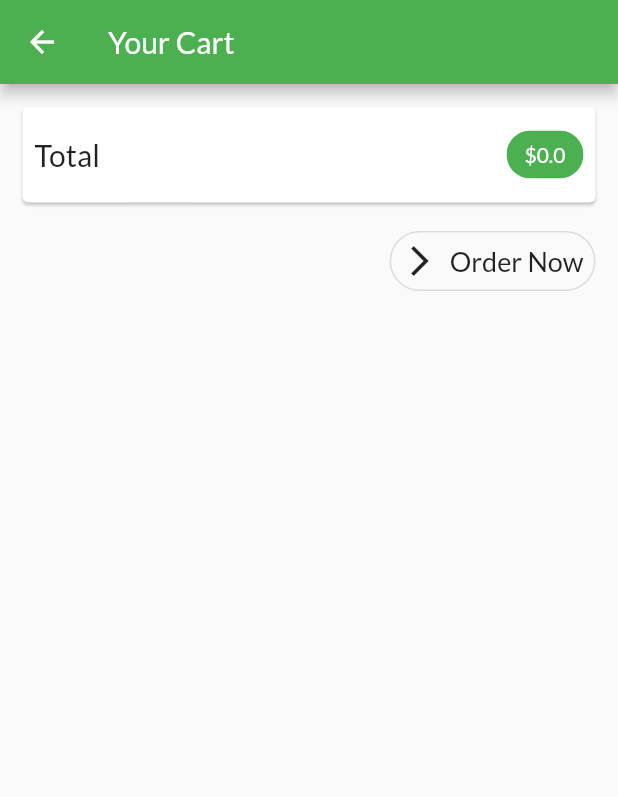
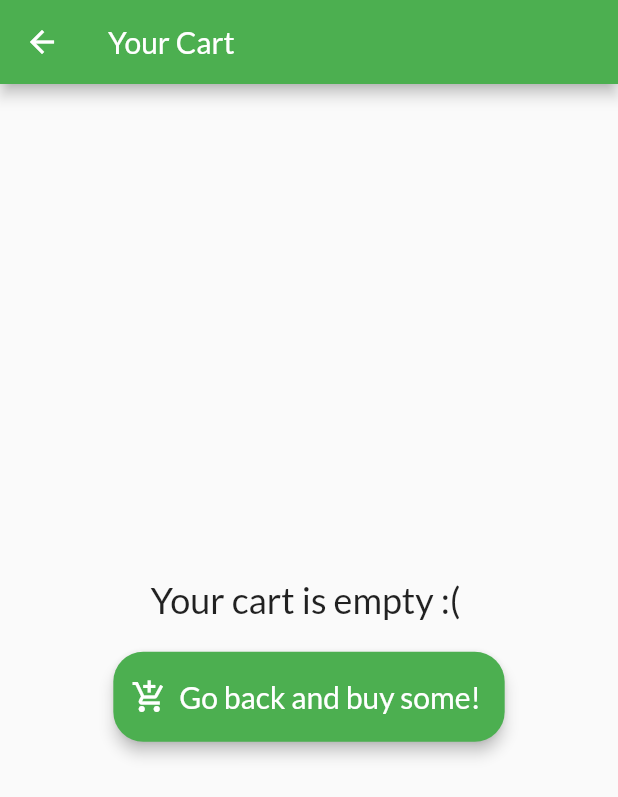
Before and after one commit to enesasana/ShopApp, a Flutter app: the CartScreen screen opened by its route, on a phone screen of 412 x 824 dp. Shown: the top 797 px of the screen. Run offline on Flutter 3.47's test engine with Material 2 defaults, Android fonts, the phone set to English and light mode, and no system bars; network calls fail.

Commit message:
Improvements
Warning messages added for user on the Cart Screen and Favorites page
AppBar actions' positions changed on the Overview Screen
'const' keyword added for some Text widgets

```diff
--- a/lib/screens/cart_screen.dart
+++ b/lib/screens/cart_screen.dart
@@ -1,3 +1,4 @@
+import 'package:flutter/cupertino.dart';
 import 'package:flutter/material.dart';
 import 'package:provider/provider.dart';
 import 'package:shopapp/providers/cart_provider.dart' show CartProvider;
@@ -21,11 +22,43 @@ class CartScreen extends StatelessWidget {
   @override
   Widget build(BuildContext context) {
     final cartData = Provider.of<CartProvider>(context);
+    final itemsInCart = cartData.itemCountInCart; // 0 -> Empty
+    final themeOf = Theme.of(context);
     return Scaffold(
       appBar: AppBar(
-        title: Text('Your Cart'),
+        title: const Text('Your Cart'),
       ),
-      body: Column(
+      body: itemsInCart == 0
+          ?
+      Center(
+        child: Container(
+          child: Column(mainAxisAlignment: MainAxisAlignment.center,
+            children: <Widget>[
+              const Text(
+                'Your cart is empty :( ', style: TextStyle(fontSize: 24),),
+              SizedBox(height: 20,),
+              Container(
+                height: 60,
+                child: RaisedButton.icon(
+                  textTheme: ButtonTextTheme.primary,
+                  icon: Icon(Icons.add_shopping_cart),
+                  shape: RoundedRectangleBorder(
+                      borderRadius: BorderRadius.circular(20)),
+                  color: themeOf.primaryColor,
+                  splashColor: themeOf.accentColor,
+                  elevation: 4,
+                  label: const Text(
+                    'Go back and buy some!', style: TextStyle(fontSize: 20),),
+                  onPressed: () {
+                    Navigator.of(context).pop();
+                  },),
+              ),
+            ],
+          ),
+        ),
+      )
+          :
+      Column(
         children: <Widget>[
           Card(
             margin: EdgeInsets.all(15),
@@ -34,7 +67,7 @@ class CartScreen extends StatelessWidget {
               child: Row(
                 mainAxisAlignment: MainAxisAlignment.spaceBetween,
                 children: <Widget>[
-                  Text(
+                  const Text(
                     'Total',
                     style: TextStyle(fontSize: 20),
                   ),
@@ -58,7 +91,7 @@ class CartScreen extends StatelessWidget {
             child: OutlineButton.icon(
               splashColor: Theme.of(context).primaryColor,
               padding: EdgeInsets.all(8),
-              label: Text(
+              label: const Text(
                 'Order Now',
                 style: TextStyle(fontSize: 18),
               ),
```
Also changed, not shown: lib/main.dart (+3 -4 lines), lib/screens/products_overview_screen.dart (+20 -17 lines), lib/widgets/products_grid.dart (+15 -4 lines). Lines whose indentation alone changed are shown as unchanged.
